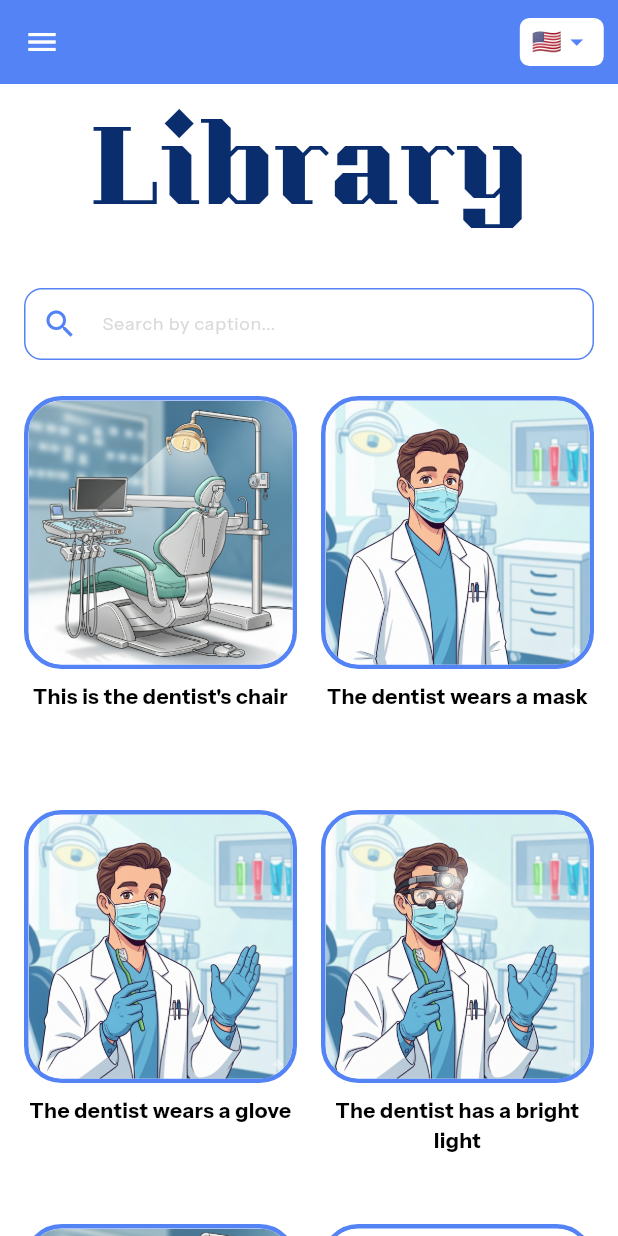
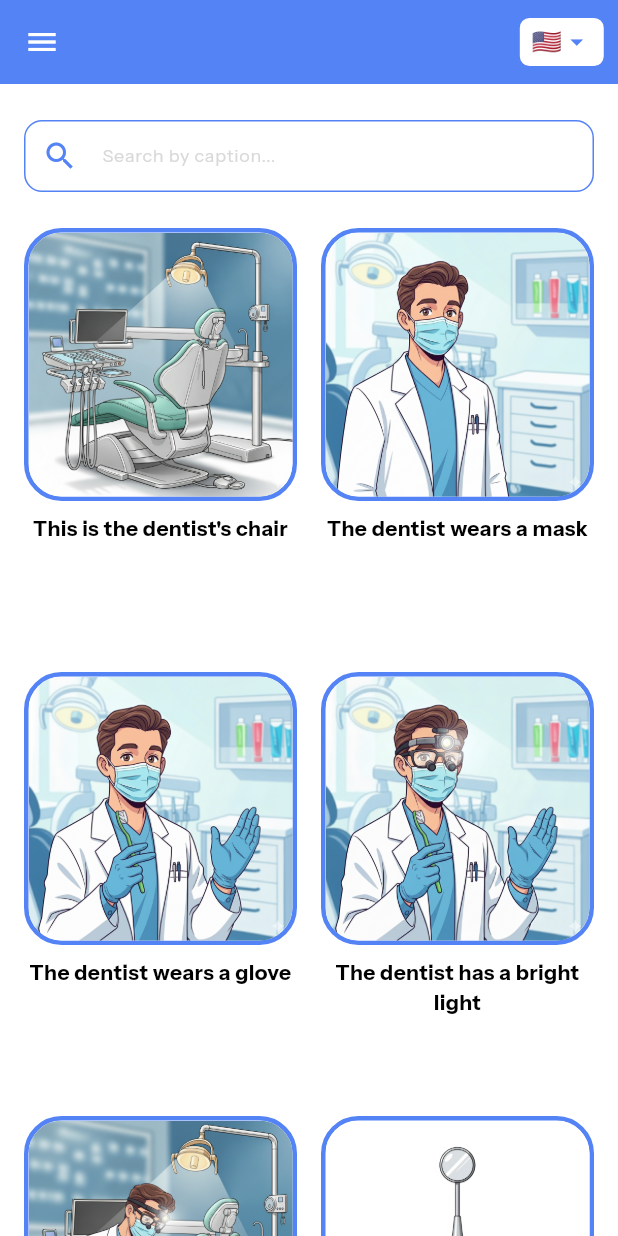
Before and after one commit to anandprasad29/Verbadent, a Flutter app: the LibraryPage screen opened by its route, on a phone screen of 412 x 824 dp. Run offline on Flutter 3.47's test engine with Material 3 defaults, Android fonts, the light colour scheme and no system bars; our stand-ins replace flutter_riverpod, flutter_tts, go_router, riverpod_annotation; generated files the repository leaves out were written again.

Commit message:
fix(responsive): improve layout for tablet portrait mode
- Add getContentWidth() to calculate actual content area (screen - sidebar)
- Use content width for breakpoint calculations instead of screen width
- Add responsive header scale (2.5 for wide, 1.5 for narrow screens)
- Wrap SliverAppBar titles in FittedBox to prevent overflow
- Add SafeArea to desktop layout to prevent status bar overlap
- Add responsive grid aspect ratio (0.75/0.70/0.65 for desktop/tablet/mobile)
- Make StorySequence horizontally scrollable when items are too small
- Set minimum item size (100px) in story sequence for readable captions
- Update golden images for new responsive layouts

```diff
--- a/lib/src/constants/app_constants.dart
+++ b/lib/src/constants/app_constants.dart
@@ -42,7 +42,8 @@ class AppConstants {
   static const double titleFontSizeDesktop = 80.0;
   static const double titleFontSizeMobile = 40.0;
   static const double headerFontSize = 24.0;
-  static const double headerExpandedScale = 2.67; // 64 / 24
+  static const double headerExpandedScaleLarge = 2.5; // For wide screens (>= 1000px content)
+  static const double headerExpandedScaleSmall = 1.5; // For narrow screens (< 1000px content)
   static const double sidebarItemFontSize = 16.0;
   static const double captionFontSize = 14.0;
 
--- a/lib/src/features/library/presentation/library_page.dart
+++ b/lib/src/features/library/presentation/library_page.dart
@@ -1,5 +1,6 @@
 import 'package:flutter/material.dart';
 import 'package:flutter_riverpod/flutter_riverpod.dart';
+import '../../../common/domain/dental_item.dart';
 import '../../../constants/app_constants.dart';
 import '../../../localization/app_localizations.dart';
 import '../../../localization/content_language_provider.dart';
@@ -42,13 +43,17 @@ class _LibraryPageState extends ConsumerState<LibraryPage> {
 
   @override
   Widget build(BuildContext context) {
-    final ttsService = ref.watch(ttsServiceProvider);
+    // Read TTS service (don't watch - only need for speak calls)
+    final ttsService = ref.read(ttsServiceProvider);
+
+    // Watch only what's needed for UI updates
     final contentLanguage = ref.watch(contentLanguageNotifierProvider);
     final searchInput = ref.watch(librarySearchInputProvider);
     final filteredItems = ref.watch(filteredLibraryItemsProvider);
 
-    // Watch speaking state to trigger rebuilds when TTS state changes
-    final speakingText = ref.watch(ttsSpeakingTextProvider);
+    // Watch speaking text stream for UI feedback
+    final speakingTextAsync = ref.watch(ttsSpeakingTextStreamProvider);
+    final speakingText = speakingTextAsync.valueOrNull;
 
     // Update TTS language when content language changes
     ref.listen<ContentLanguage>(contentLanguageNotifierProvider,
@@ -82,42 +87,44 @@ class _LibraryPageState extends ConsumerState<LibraryPage> {
     TtsService ttsService,
     ContentLanguage contentLanguage,
     String? speakingText,
-    List filteredItems,
+    List<DentalItem> filteredItems,
     String searchInput,
   ) {
     final columnCount = Responsive.getGridColumnCount(context);
     final spacing = Responsive.getGridSpacing(context);
     final padding = Responsive.getContentPadding(context);
+    final aspectRatio = Responsive.getGridAspectRatio(context);
     final l10n = AppLocalizations.of(context);
 
-    // Check if we're on desktop (wide screen with sidebar)
-    final isDesktop =
-        MediaQuery.of(context).size.width >= AppConstants.sidebarBreakpoint;
+    // Only show page header on desktop (mobile has AppBar from AppShell)
+    final showHeader = Responsive.shouldShowPageHeader(context);
+    final headerScale = Responsive.getHeaderExpandedScale(context);
 
     return Container(
       color: context.appBackground,
       child: CustomScrollView(
         slivers: [
-          // Collapsible header with "Library" title
+          // Collapsible header with "Library" title (desktop only)
+          if (showHeader)
             SliverAppBar(
               expandedHeight: AppConstants.headerExpandedHeight,
               pinned: true,
               floating: false,
               backgroundColor: context.appBackground,
               automaticallyImplyLeading: false,
-            // Language selector in actions (only on desktop, mobile uses app bar)
-            actions: isDesktop
-                ? [
+              // Language selector in actions
+              actions: [
                 Padding(
                   padding: const EdgeInsets.only(right: 16, top: 8),
                   child: LanguageSelector(compact: true),
                 ),
-                  ]
-                : null,
+              ],
               flexibleSpace: FlexibleSpaceBar(
                 centerTitle: true,
                 titlePadding: const EdgeInsets.only(bottom: 16),
-              title: Text(
+                title: FittedBox(
+                  fit: BoxFit.scaleDown,
+                  child: Text(
                     l10n?.pageHeaderLibrary ?? 'Library',
                     style: TextStyle(
                       fontFamily: 'KumarOne',
@@ -125,22 +132,26 @@ class _LibraryPageState extends ConsumerState<LibraryPage> {
                       color: context.appTextPrimary,
                     ),
                   ),
-              expandedTitleScale: AppConstants.headerExpandedScale,
+                ),
+                expandedTitleScale: headerScale,
               ),
             ),
           // Search bar
           SliverToBoxAdapter(
             child: Padding(
-              padding: EdgeInsets.symmetric(
-                horizontal: padding.left,
-                vertical: 16,
+              padding: EdgeInsets.only(
+                left: padding.left,
+                right: padding.right,
+                top: showHeader ? 16 : 24,
+                bottom: 16,
               ),
               child: Column(
                 crossAxisAlignment: CrossAxisAlignment.start,
                 children: [
                   _buildSearchBar(context, l10n, searchInput),
                   const SizedBox(height: 8),
-                  _buildResultCount(context, l10n, filteredItems.length, searchInput),
+                  _buildResultCount(
+                      context, l10n, filteredItems.length, searchInput),
                 ],
               ),
             ),
@@ -179,7 +190,7 @@ class _LibraryPageState extends ConsumerState<LibraryPage> {
                   crossAxisCount: columnCount,
                   mainAxisSpacing: spacing,
                   crossAxisSpacing: spacing,
-                  childAspectRatio: 0.7, // Square image + caption below
+                  childAspectRatio: aspectRatio, // Responsive aspect ratio
                 ),
                 delegate: SliverChildBuilderDelegate(
                   (context, index) {
--- a/lib/src/utils/responsive.dart
+++ b/lib/src/utils/responsive.dart
@@ -8,20 +8,31 @@ class Responsive {
   static const double tabletBreakpoint = 900;
   static const double desktopBreakpoint = 1200;
 
-  /// Check if the screen is mobile
-  static bool isMobile(BuildContext context) {
-    return MediaQuery.of(context).size.width < mobileBreakpoint;
+  /// Get the actual content width, accounting for sidebar on wide screens.
+  /// Use this for determining grid columns, not raw screen width.
+  static double getContentWidth(BuildContext context) {
+    final screenWidth = MediaQuery.of(context).size.width;
+    // If sidebar is showing, subtract its width
+    if (screenWidth >= AppConstants.sidebarBreakpoint) {
+      return screenWidth - AppConstants.sidebarWidth;
+    }
+    return screenWidth;
   }
 
-  /// Check if the screen is tablet
-  static bool isTablet(BuildContext context) {
-    final width = MediaQuery.of(context).size.width;
-    return width >= mobileBreakpoint && width < desktopBreakpoint;
+  /// Check if the content area is mobile-sized (< 600px)
+  static bool isMobile(BuildContext context) {
+    return getContentWidth(context) < mobileBreakpoint;
   }
 
-  /// Check if the screen is desktop/web
+  /// Check if the content area is tablet-sized (600-1199px)
+  static bool isTablet(BuildContext context) {
+    final contentWidth = getContentWidth(context);
+    return contentWidth >= mobileBreakpoint && contentWidth < desktopBreakpoint;
+  }
+
+  /// Check if the content area is desktop-sized (>= 1200px)
   static bool isDesktop(BuildContext context) {
-    return MediaQuery.of(context).size.width >= desktopBreakpoint;
+    return getContentWidth(context) >= desktopBreakpoint;
   }
 
   /// Get responsive width based on screen size
@@ -131,4 +142,32 @@ class Responsive {
       return AppConstants.contentPaddingMobile;
     }
   }
+
+  /// Get grid cell aspect ratio based on screen size.
+  /// Smaller screens get a lower ratio (taller cells) to fit captions better.
+  /// Desktop: 0.75, Tablet: 0.7, Mobile: 0.65
+  static double getGridAspectRatio(BuildContext context) {
+    if (isDesktop(context)) {
+      return 0.75;
+    } else if (isTablet(context)) {
+      return 0.70;
+    } else {
+      return 0.65; // Taller cells for more caption space on mobile
+    }
+  }
+
+  /// Check if we should show an embedded page header (SliverAppBar).
+  /// Returns true only on desktop where AppShell doesn't provide an AppBar.
+  static bool shouldShowPageHeader(BuildContext context) {
+    return MediaQuery.of(context).size.width >= AppConstants.sidebarBreakpoint;
+  }
+
+  /// Get the header title expanded scale based on content width.
+  /// Larger scale for wide screens, smaller for narrow to prevent overflow.
+  static double getHeaderExpandedScale(BuildContext context) {
+    final contentWidth = getContentWidth(context);
+    return contentWidth >= 1000
+        ? AppConstants.headerExpandedScaleLarge
+        : AppConstants.headerExpandedScaleSmall;
+  }
 }
```
Also changed, not shown: lib/src/common/widgets/story_sequence.dart (+26 -3 lines), lib/src/features/before_visit/presentation/before_visit_page.dart (+21 -16 lines), lib/src/widgets/app_shell.dart (+7 -1 lines), 3 other files. Lines whose indentation alone changed are shown as unchanged.
